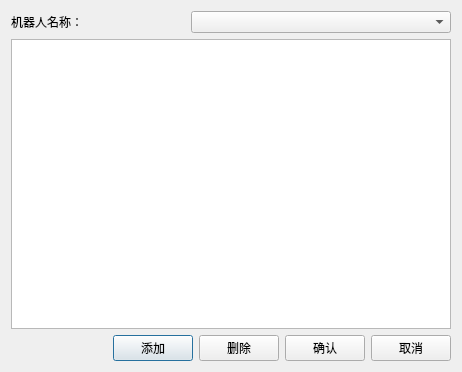
First picture: the form in include/robotSpaceDefine.ui, repository offline-programming-software/offline-programming, before the edit.
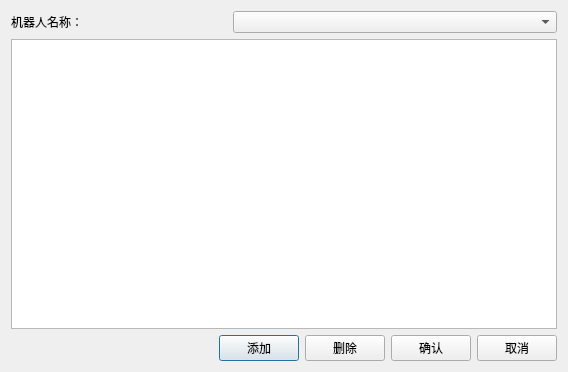
Second picture: the form after the edit.

```diff
--- a/include/robotSpaceDefine.ui
+++ b/include/robotSpaceDefine.ui
@@ -6,7 +6,7 @@
    <rect>
     <x>0</x>
     <y>0</y>
-    <width>462</width>
+    <width>568</width>
     <height>372</height>
    </rect>
   </property>
```
